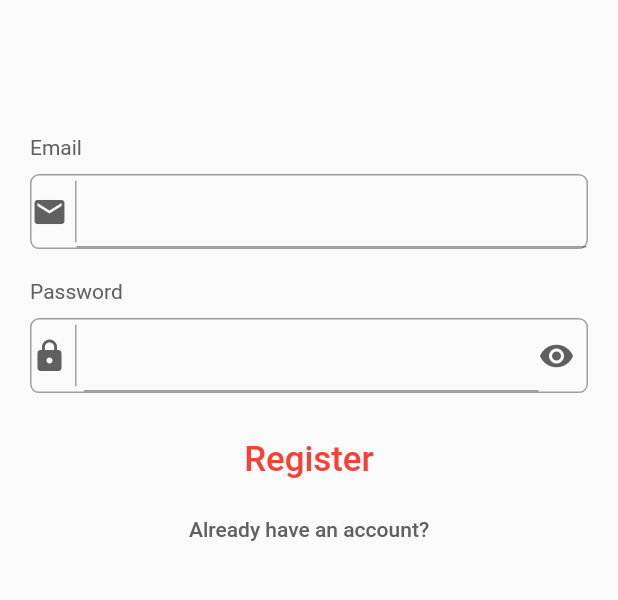
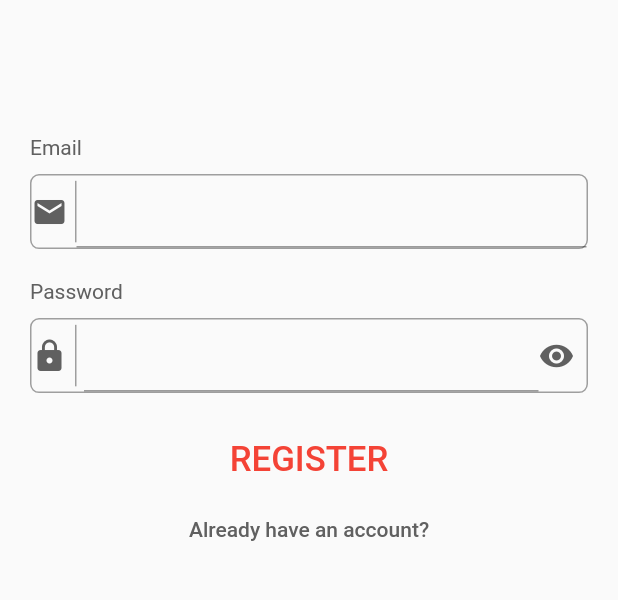
Before and after one commit to LavanyaShukla3/My_Movie, a Flutter app: the screen it shows after launch, after a tap on "SIGN UP WITH EMAIL", on a phone screen of 412 x 824 dp, the part 191-791 px from its top. Run offline on Flutter 3.47's test engine with Material 2 defaults, Android fonts, the phone set to English and light mode, and no system bars; our stand-ins replace carousel_slider, firebase_auth, firebase_core, flutter_screenutil, font_awesome_flutter, google_fonts and 1 more; accounts and stored records are empty.

```diff
--- a/lib/authentication/welcome_page.dart
+++ b/lib/authentication/welcome_page.dart
@@ -52,7 +52,7 @@ class WelcomePage extends StatelessWidget {
           CommonAuthPage(
             showConfirmPassword: confirmPassword,
             text1: 'LOGIN',
-            text2: 'Register',
+            text2: 'REGISTER',
             subtext1: "Don't have an account? Sign Up",
             subtext2: "Already have an account?",
               showName: name,
```
